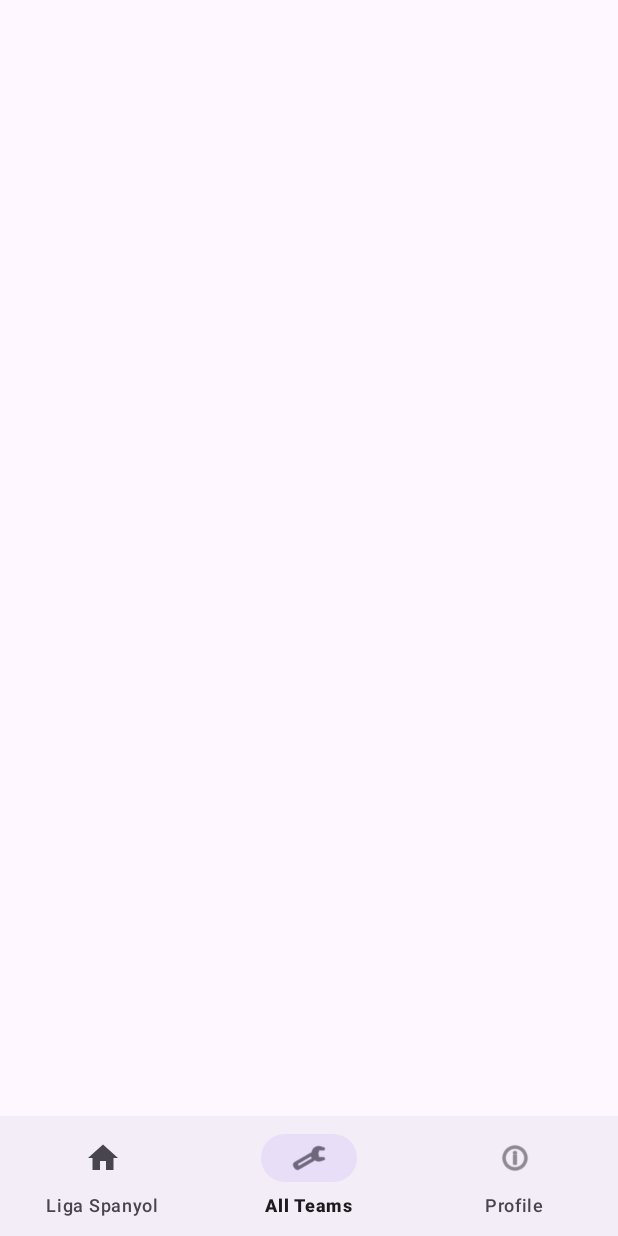
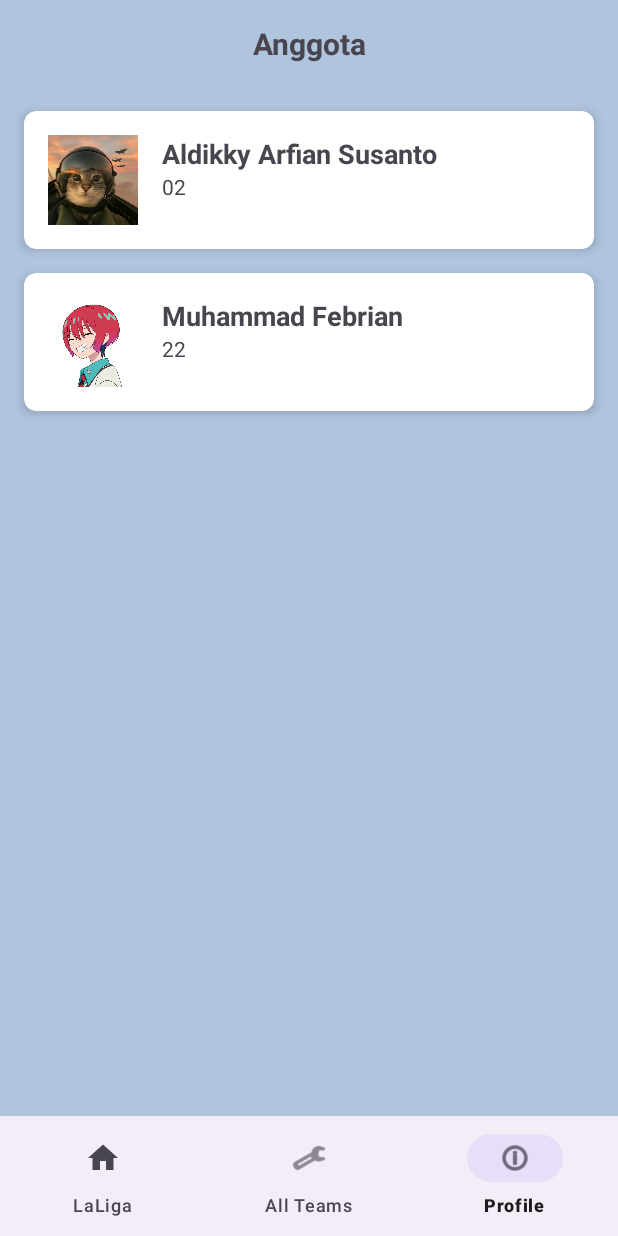
Before and after one commit to Tab-Febrian/PAS_2_22, an Android app: the screen it shows after launch (MainActivity), item 3 of the bottom bar chosen, on a phone screen of 412 x 824 dp. Run offline under Robolectric (Android 15) with nearby library versions, the phone set to English and light mode, and no system bars; 1 statement that could not run was skipped.

Commit message:
[MF]finish

```diff
--- a/app/src/main/java/com/example/pas_2_22/APIService.java
+++ b/app/src/main/java/com/example/pas_2_22/APIService.java
@@ -4,9 +4,9 @@ import retrofit2.Call;
 import retrofit2.http.GET;
 
 public interface APIService {
+    @GET("lookup_all_teams.php?id=4328")
+    Call<TeamResponse> getAllTeams();
+
     @GET("search_all_teams.php?s=Soccer&c=Spain")
     Call<TeamResponse> getSpanishLeagueTeams();
-
-    @GET("lookup_all_teams.php?id=4328")
-    Call<TeamResponse> getAllTeams();
 }
--- a/app/src/main/java/com/example/pas_2_22/MainActivity.java
+++ b/app/src/main/java/com/example/pas_2_22/MainActivity.java
@@ -12,14 +12,13 @@ import androidx.fragment.app.Fragment;
 import com.google.android.material.bottomnavigation.BottomNavigationView;
 
 public class MainActivity extends AppCompatActivity {
-
     BottomNavigationView bottomNavigationView;
 
     @Override
     protected void onCreate(Bundle savedInstanceState) {
         super.onCreate(savedInstanceState);
+        EdgeToEdge.enable(this);
         setContentView(R.layout.activity_main);
-
         bottomNavigationView = findViewById(R.id.bottom_navigation);
 
         getSupportFragmentManager().beginTransaction()
--- /dev/null
+++ b/app/src/main/java/com/example/pas_2_22/ProfileFragment.java
@@ -0,0 +1,40 @@
+package com.example.pas_2_22;
+
+import android.os.Bundle;
+import android.view.LayoutInflater;
+import android.view.View;
+import android.view.ViewGroup;
+
+import androidx.fragment.app.Fragment;
+import androidx.recyclerview.widget.LinearLayoutManager;
+import androidx.recyclerview.widget.RecyclerView;
+
+import java.util.ArrayList;
+
+public class ProfileFragment extends Fragment {
+
+    private RecyclerView recyclerView;
+    private SiswaAdapter siswaAdapter;
+    private ArrayList<Siswa> siswaList;
+
+    @Override
+    public View onCreateView(LayoutInflater inflater, ViewGroup container,
+                             Bundle savedInstanceState) {
+        View view = inflater.inflate(R.layout.fragment_profile, container, false);
+
+        // Initialize RecyclerView
+        recyclerView = view.findViewById(R.id.recyclerView);
+        recyclerView.setLayoutManager(new LinearLayoutManager(getContext()));
+
+        // Prepare data for the RecyclerView
+        siswaList = new ArrayList<>();
+        siswaList.add(new Siswa("Aldikky Arfian Susanto", "02", R.drawable.img_neko));
+        siswaList.add(new Siswa("Muhammad Febrian", "22", R.drawable.img_amate));
+
+        // Initialize and set the adapter
+        siswaAdapter = new SiswaAdapter(siswaList);
+        recyclerView.setAdapter(siswaAdapter);
+
+        return view;
+    }
+}
--- /dev/null
+++ b/app/src/main/java/com/example/pas_2_22/Siswa.java
@@ -0,0 +1,22 @@
+package com.example.pas_2_22;
+
+public class Siswa {
+    private String nama;
+    private String nomorAbsen;
+    private int avatar;
+
+    public Siswa(String nama, String nomorAbsen, int avatar) {
+        this.nama = nama;
+        this.nomorAbsen = nomorAbsen;
+        this.avatar = avatar;
+    }
+    public String getNama() {
+        return nama;
+    }
+    public String getNomorAbsen() {
+        return nomorAbsen;
+    }
+    public int getAvatar() {
+        return avatar;
+    }
+}
--- /dev/null
+++ b/app/src/main/java/com/example/pas_2_22/SiswaAdapter.java
@@ -0,0 +1,52 @@
+package com.example.pas_2_22;
+
+import android.view.LayoutInflater;
+import android.view.View;
+import android.view.ViewGroup;
+import android.widget.ImageView;
+import android.widget.TextView;
+import androidx.annotation.NonNull;
+import androidx.recyclerview.widget.RecyclerView;
+import java.util.ArrayList;
+
+public class SiswaAdapter extends RecyclerView.Adapter<SiswaAdapter.RCviewholder> {
+
+    private ArrayList<Siswa> siswaList;
+
+    public SiswaAdapter(ArrayList<Siswa> siswaList) {
+        this.siswaList = siswaList;
+    }
+
+    @NonNull
+    @Override
+    public RCviewholder onCreateViewHolder(@NonNull ViewGroup parent, int viewType) {
+        View view = LayoutInflater.from(parent.getContext()).inflate(R.layout.item_profile, parent, false);
+        return new RCviewholder(view);
+    }
+
+    @Override
+    public void onBindViewHolder(@NonNull RCviewholder holder, int position) {
+        Siswa siswa = siswaList.get(position);
+        holder.rc_Nama.setText(siswa.getNama());
+        holder.rc_Absen.setText(siswa.getNomorAbsen());
+        holder.rc_Avatar.setImageResource(siswa.getAvatar());
+    }
+
+    @Override
+    public int getItemCount() {
+        return siswaList.size();
+    }
+
+    public class RCviewholder extends RecyclerView.ViewHolder {
+        TextView rc_Nama;
+        TextView rc_Absen;
+        ImageView rc_Avatar;
+
+        public RCviewholder(@NonNull View itemView) {
+            super(itemView);
+            rc_Nama = itemView.findViewById(R.id.tvNamaSiswa);
+            rc_Absen = itemView.findViewById(R.id.tvNomorAbsen);
+            rc_Avatar = itemView.findViewById(R.id.imgAvatar);
+        }
+    }
+}
--- a/app/src/main/java/com/example/pas_2_22/SpanishFragment.java
+++ b/app/src/main/java/com/example/pas_2_22/SpanishFragment.java
@@ -26,7 +26,7 @@ public class SpanishFragment extends Fragment {
     public View onCreateView(LayoutInflater inflater, ViewGroup container,
                              Bundle savedInstanceState) {
 
-        View view = inflater.inflate(R.layout.fragment_team, container, false);
+        View view = inflater.inflate(R.layout.fragment_spanish, container, false);
         super.onCreate(savedInstanceState);
         recyclerView = view.findViewById(R.id.recyclerView);
         recyclerView.setLayoutManager(new LinearLayoutManager(getContext()));
@@ -41,14 +41,14 @@ public class SpanishFragment extends Fragment {
                     public void onResponse(Call<TeamResponse> call, Response<TeamResponse> response) {
                         if (response.isSuccessful() && response.body() != null) {
                             List<Team> teams = response.body().getTeams();
-                            TeamAdapter adapter = new TeamAdapter(SpanishFragment.this, teams);
+                            com.example.pas_2_22.TeamAdapter adapter = new com.example.pas_2_22.TeamAdapter(getContext(), teams);
                             recyclerView.setAdapter(adapter);
                         }
                     }
 
                     @Override
                     public void onFailure(Call<TeamResponse> call, Throwable t) {
-                        Toast.makeText(SpanishFragment.this, "Gagal load data", Toast.LENGTH_SHORT).show();
+                        Toast.makeText(getContext(), "Gagal load data", Toast.LENGTH_SHORT).show();
                     }
                 });
     }
--- a/app/src/main/java/com/example/pas_2_22/TeamAdapter.java
+++ b/app/src/main/java/com/example/pas_2_22/TeamAdapter.java
@@ -33,6 +33,8 @@ public class TeamAdapter extends RecyclerView.Adapter<TeamAdapter.TeamViewHolder
         Team team = teamList.get(position);
         holder.tvTeamName.setText(team.getStrTeam());
         holder.tvTeamStadium.setText(team.getStrStadium());
+        holder.tvStadiumCapacity.setText(team.getIntStadiumCapacity());
+        holder.tvTeamLocation.setText(team.getStrLocation());
         Glide.with(context)
                 .load(team.getStrBadge())
                 .into(holder.ivBadge);
@@ -44,13 +46,15 @@ public class TeamAdapter extends RecyclerView.Adapter<TeamAdapter.TeamViewHolder
     }
 
     class TeamViewHolder extends RecyclerView.ViewHolder {
-        TextView tvTeamName, tvTeamStadium;
+        TextView tvTeamName, tvTeamStadium, tvStadiumCapacity, tvTeamLocation;
         ImageView ivBadge;
 
         public TeamViewHolder(View itemView) {
             super(itemView);
             tvTeamName = itemView.findViewById(R.id.tvTeamName);
             tvTeamStadium = itemView.findViewById(R.id.tvTeamStadium);
+            tvStadiumCapacity = itemView.findViewById(R.id.tvStadiumCapacity);
+            tvTeamLocation = itemView.findViewById(R.id.tvTeamLocation);
             ivBadge = itemView.findViewById(R.id.ivBadge);
         }
     }
--- a/app/src/main/java/com/example/pas_2_22/TeamFragment.java
+++ b/app/src/main/java/com/example/pas_2_22/TeamFragment.java
@@ -35,20 +35,20 @@ public class TeamFragment extends Fragment {
     }
 
     private void getTeamData() {
-        APIClient.getApiClient().getSpanishLeagueTeams()
+        APIClient.getApiClient().getAllTeams()
                 .enqueue(new Callback<TeamResponse>() {
                     @Override
                     public void onResponse(Call<TeamResponse> call, Response<TeamResponse> response) {
                         if (response.isSuccessful() && response.body() != null) {
                             List<Team> teams = response.body().getTeams();
-                            TeamAdapter adapter = new TeamAdapter(TeamFragment.this, teams);
+                            TeamAdapter adapter = new TeamAdapter(getContext(), teams);
                             recyclerView.setAdapter(adapter);
                         }
                     }
 
                     @Override
                     public void onFailure(Call<TeamResponse> call, Throwable t) {
-                        Toast.makeText(SpanishFragment.this, "Gagal load data", Toast.LENGTH_SHORT).show();
+                        Toast.makeText(getContext(), "Gagal load data", Toast.LENGTH_SHORT).show();
                     }
                 });
     }
--- /dev/null
+++ b/app/src/main/res/drawable/avatar.xml
@@ -0,0 +1,5 @@
+<vector xmlns:android="http://schemas.android.com/apk/res/android" android:height="24dp" android:tint="#000000" android:viewportHeight="24" android:viewportWidth="24" android:width="24dp">
+
+    <path android:fillColor="@android:color/white" android:pathData="M12,2C6.48,2 2,6.48 2,12s4.48,10 10,10 10,-4.48 10,-10S17.52,2 12,2zM12,5c1.66,0 3,1.34 3,3s-1.34,3 -3,3 -3,-1.34 -3,-3 1.34,-3 3,-3zM12,19.2c-2.5,0 -4.71,-1.28 -6,-3.22 0.03,-1.99 4,-3.08 6,-3.08 1.99,0 5.97,1.09 6,3.08 -1.29,1.94 -3.5,3.22 -6,3.22z"/>
+
+</vector>
--- a/app/src/main/res/layout/fragment_profile.xml
+++ b/app/src/main/res/layout/fragment_profile.xml
@@ -2,8 +2,20 @@
 <LinearLayout
     xmlns:android="http://schemas.android.com/apk/res/android"
     xmlns:app="http://schemas.android.com/apk/res-auto"
+    android:background="#B0C4DE"
     android:layout_width="match_parent"
-    android:layout_height="match_parent">
+    android:layout_height="match_parent"
+    android:orientation="vertical">
+
+    <TextView
+        android:id="@+id/textViewTitle"
+        android:layout_width="match_parent"
+        android:layout_height="wrap_content"
+        android:gravity="center"
+        android:text="Anggota"
+        android:textSize="20dp"
+        android:textStyle="bold"
+        android:padding="15dp" />
 
     <androidx.recyclerview.widget.RecyclerView
         android:id="@+id/recyclerView"
--- /dev/null
+++ b/app/src/main/res/layout/item_profile.xml
@@ -0,0 +1,52 @@
+<?xml version="1.0" encoding="utf-8"?>
+<androidx.cardview.widget.CardView xmlns:android="http://schemas.android.com/apk/res/android"
+    xmlns:app="http://schemas.android.com/apk/res-auto"
+    android:layout_width="match_parent"
+    android:layout_height="wrap_content"
+    android:layout_margin="8dp"
+    android:background="@color/black"
+    app:cardCornerRadius="8dp"
+    app:cardElevation="4dp">
+
+    <LinearLayout
+        android:layout_width="match_parent"
+        android:layout_height="wrap_content"
+        android:orientation="horizontal"
+        android:padding="16dp">
+
+        <!-- Avatar -->
+        <ImageView
+            android:id="@+id/imgAvatar"
+            android:layout_width="60dp"
+            android:layout_height="60dp"
+            android:layout_marginEnd="16dp"
+            android:contentDescription="Avatar"
+            android:scaleType="centerCrop"
+            android:src="@drawable/avatar" />
+
+        <!-- Data Siswa -->
+        <LinearLayout
+            android:layout_width="wrap_content"
+            android:layout_height="wrap_content"
+            android:gravity="center_vertical"
+            android:orientation="vertical">
+
+            <TextView
+                android:id="@+id/tvNamaSiswa"
+                android:layout_width="wrap_content"
+                android:layout_height="wrap_content"
+                android:text="Nama Siswa"
+                android:textSize="18sp"
+                android:textStyle="bold" />
+
+            <TextView
+                android:id="@+id/tvNomorAbsen"
+                android:layout_width="wrap_content"
+                android:layout_height="wrap_content"
+                android:text="Nomor Absen"
+                android:textSize="14sp" />
+        </LinearLayout>
+
+    </LinearLayout>
+
+</androidx.cardview.widget.CardView>
--- a/app/src/main/res/menu/bottom_nav_menu.xml
+++ b/app/src/main/res/menu/bottom_nav_menu.xml
@@ -1,8 +1,9 @@
+<?xml version="1.0" encoding="utf-8"?>
 <menu xmlns:android="http://schemas.android.com/apk/res/android">
     <item
         android:id="@+id/nav_Spanish"
         android:icon="@drawable/ic_home_24"
-        android:title="Liga Spanyol" />
+        android:title="LaLiga" />
     <item
         android:id="@+id/nav_Team"
         android:icon="@android:drawable/ic_menu_manage"
```
Also changed, not shown: app/src/main/java/com/example/pas_2_22/Team.java (+9 -0 lines), app/src/main/res/layout/fragment_spanish.xml (+13 -1 lines), app/src/main/res/layout/fragment_team.xml (+13 -1 lines), app/src/main/res/layout/item_team.xml (+39 -8 lines), app/src/main/res/background/Background Al.jpg (added), app/src/main/res/drawable/img_amate.png (added), app/src/main/res/drawable/img_neko.jpeg (added).
